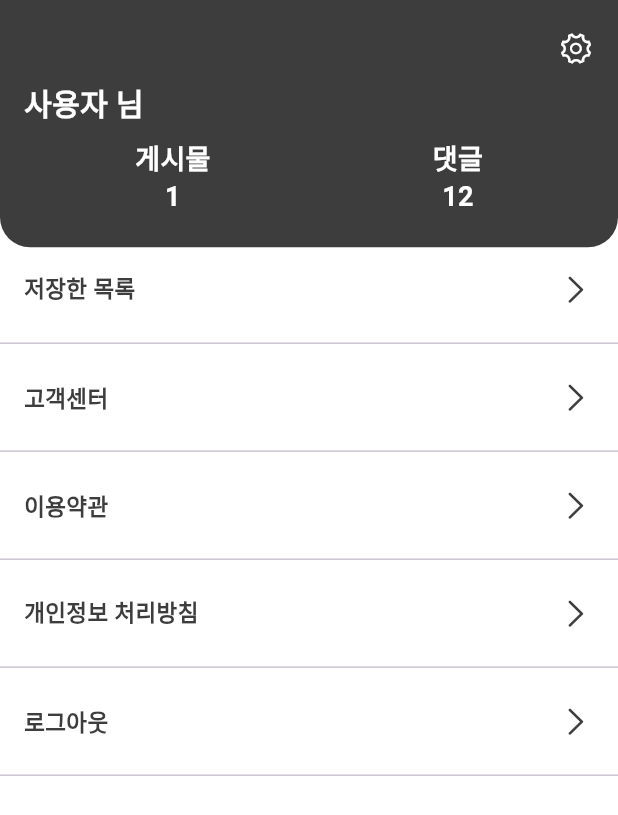
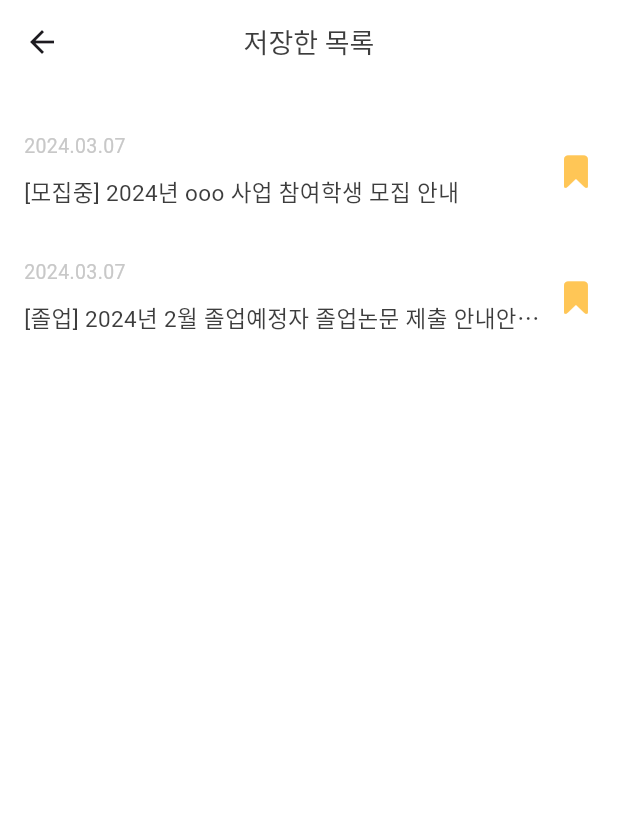
Before and after one commit to GodBongJune/Department-publish, a Flutter app: the MyPage screen opened directly, after a tap on "저장한 목록", on a phone screen of 412 x 824 dp. Shown: the top 815 px of the screen. Run offline on Flutter 3.47's test engine with Material 3 defaults, Android fonts, the light colour scheme and no system bars; our stand-ins replace animated_splash_screen, flutter_riverpod, flutter_svg, logger, package_info_plus; network calls fail.

Commit message:
북마크 목록 페이지 완료

```diff
--- a/lib/core/constant/color_and_size.dart
+++ b/lib/core/constant/color_and_size.dart
@@ -9,6 +9,7 @@
 const k9CColor = Color(0xFF9C9C9C);
 const k27CColor = Color(0xFF27C100);
 const kF9CColor = Color(0xFFF9F9F9);
+const kFFColor = Color(0xFFFFC656);
 
 const double size10 = 10.0;
 const double size13 = 13.0;
--- /dev/null
+++ b/lib/pages/bookmark_list_page/bookmark_list_page.dart
@@ -0,0 +1,16 @@
+import 'package:department/pages/bookmark_list_page/bookmark_list_page_widgets/bookmark_list_page_body.dart';
+import 'package:flutter/material.dart';
+
+class BookmarkListPage extends StatelessWidget {
+  const BookmarkListPage({super.key});
+
+  @override
+  Widget build(BuildContext context) {
+    return Scaffold(
+      appBar: AppBar(
+        title: Text("저장한 목록"),
+      ),
+      body: BookmarkListPageBody(),
+    );
+  }
+}
--- /dev/null
+++ b/lib/pages/bookmark_list_page/bookmark_list_page_widgets/bookmark_list_page_body.dart
@@ -0,0 +1,86 @@
+import 'package:department/core/constant/color_and_size.dart';
+import 'package:flutter/cupertino.dart';
+import 'package:flutter/material.dart';
+
+class BookmarkListPageBody extends StatefulWidget {
+  const BookmarkListPageBody({super.key});
+
+  @override
+  State<BookmarkListPageBody> createState() => _BookmarkListPageBodyState();
+}
+
+class _BookmarkListPageBodyState extends State<BookmarkListPageBody> {
+  List<Map<String, dynamic>> bookmarkList = [
+    {
+      "date": "2024.03.07",
+      "title": "[모집중] 2024년 ooo 사업 참여학생 모집 안내",
+      "bookmark": true,
+    },
+    {
+      "date": "2024.03.07",
+      "title": "[졸업] 2024년 2월 졸업예정자 졸업논문 제출 안내안내안내안내안내안내안내안내안내",
+      "bookmark": true,
+    },
+  ];
+
+  @override
+  Widget build(BuildContext context) {
+    return Padding(
+      padding: const EdgeInsets.all(16.0),
+      child: ListView.builder(
+        itemCount: bookmarkList.length,
+        itemBuilder: (context, index) {
+          return Padding(
+            padding: const EdgeInsets.symmetric(vertical: 16.0),
+            child: InkWell(
+              onTap: () {},
+              child: Row(
+                children: [
+                  Expanded(
+                    child: Column(
+                      crossAxisAlignment: CrossAxisAlignment.start,
+                      children: [
+                        Text(
+                          bookmarkList[index]["date"],
+                          style: TextStyle(
+                            color: kC8Color,
+                            fontSize: size13,
+                          ),
+                        ),
+                        SizedBox(height: 10),
+                        Text(
+                          bookmarkList[index]["title"],
+                          style: TextStyle(
+                            color: k3DColor,
+                            fontSize: size15,
+                          ),
+                          maxLines: 1,
+                          overflow: TextOverflow.ellipsis,
+                        ),
+                      ],
+                    ),
+                  ),
+                  InkWell(
+                    onTap: () {
+                      setState(() {
+                        bookmarkList[index]['bookmark'] =
+                            !bookmarkList[index]['bookmark'];
+                      });
+                    },
+                    child: Icon(
+                      bookmarkList[index]["bookmark"]
+                          ? CupertinoIcons.bookmark_fill
+                          : CupertinoIcons.bookmark,
+                      color:
+                          bookmarkList[index]["bookmark"] ? kFFColor : k3DColor,
+                    ),
+                  ),
+                ],
+              ),
+            ),
+          );
+        },
+      ),
+    );
+  }
+}
--- a/lib/pages/my_page/my_page_widgets/my_page_body.dart
+++ b/lib/pages/my_page/my_page_widgets/my_page_body.dart
@@ -1,4 +1,5 @@
 import 'package:department/core/constant/color_and_size.dart';
+import 'package:department/pages/bookmark_list_page/bookmark_list_page.dart';
 import 'package:department/pages/my_info_page/my_info_page.dart';
 import 'package:department/pages/my_write_page/my_write_page.dart';
 import 'package:flutter/cupertino.dart';
@@ -128,12 +129,19 @@
                   ),
                 ),
               ),
+              Container(height: MediaQuery.of(context).size.height * 0.001),
               //저장한목록
               Padding(
                 padding: const EdgeInsets.all(16.0),
                 child: Center(
                   child: InkWell(
-                    onTap: () {},
+                    onTap: () {
+                      Navigator.of(context).push(
+                        MaterialPageRoute(
+                          builder: (context) => BookmarkListPage(),
+                        ),
+                      );
+                    },
                     child: Row(
                       children: [
                         Text(
--- a/lib/pages/my_write_page/my_write_page_widgets/my_write_page_reply.dart
+++ b/lib/pages/my_write_page/my_write_page_widgets/my_write_page_reply.dart
@@ -19,8 +19,7 @@
       {
         "time": "2024.03.08",
         "title": "[서울역 근처] 유아 백팩 나눔",
-        "content":
-            "게시판 세부 내용게시판 세부 내용게시판 세부 내용게시판 세부 내용게시판 세부 내용게시판 세부 내용게시판 세부 내용게시판 세부 내용게시판 세부 내용게시판 세부 내용게시판 세부 내용게시판 세부 내용게시판 세부 내용게시판 세부 내용게시판 세부 내용게시판 세부 내용",
+        "content": "게시판 세부 내용",
         "image":
             "https://fastly.picsum.photos/id/118/200/300.jpg?hmac=y5ur5cobUmPTuS2C6FvS8uE6IYI07GiElMbvlmulnUA",
       },
```
